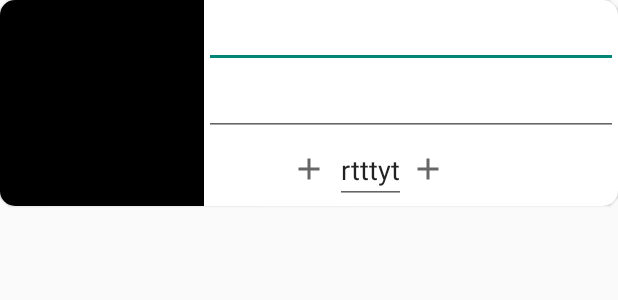
After one commit to umangsh28/WonderPizza, an Android app: the layout item_design.xml on its own in the app's theme, with its tools: preview values and no code run, on a phone screen of 412 x 824 dp. The commit adds this screen. Shown: the top 300 px of the screen. Run offline under Robolectric (Android 15) with nearby library versions, the phone set to English and light mode, and no system bars.

Commit message:
add dependencies & basic layout

```diff
--- a/app/src/main/java/com/example/wonderpizza/MainActivity.kt
+++ b/app/src/main/java/com/example/wonderpizza/MainActivity.kt
@@ -7,5 +7,6 @@ class MainActivity : AppCompatActivity() {
     override fun onCreate(savedInstanceState: Bundle?) {
         super.onCreate(savedInstanceState)
         setContentView(R.layout.activity_main)
+
     }
 }
--- /dev/null
+++ b/app/src/main/res/drawable/ic_baseline_add_24.xml
@@ -0,0 +1,10 @@
+<vector xmlns:android="http://schemas.android.com/apk/res/android"
+    android:width="24dp"
+    android:height="24dp"
+    android:viewportWidth="24"
+    android:viewportHeight="24"
+    android:tint="?attr/colorControlNormal">
+  <path
+      android:fillColor="@android:color/white"
+      android:pathData="M19,13h-6v6h-2v-6H5v-2h6V5h2v6h6v2z"/>
+</vector>
--- /dev/null
+++ b/app/src/main/res/layout/item_design.xml
@@ -0,0 +1,70 @@
+<?xml version="1.0" encoding="utf-8"?>
+<LinearLayout xmlns:android="http://schemas.android.com/apk/res/android"
+    xmlns:app="http://schemas.android.com/apk/res-auto"
+    android:layout_width="match_parent"
+    android:layout_height="match_parent"
+    android:orientation="horizontal">
+
+    <com.google.android.material.circularreveal.cardview.CircularRevealCardView
+        android:layout_width="match_parent"
+        android:layout_height="wrap_content"
+        app:cardCornerRadius="10dp">
+
+        <RelativeLayout
+            android:layout_width="match_parent"
+            android:layout_height="wrap_content"
+            android:orientation="horizontal">
+
+            <com.google.android.material.imageview.ShapeableImageView
+                android:layout_width="136dp"
+                android:layout_height="137dp"
+                android:id="@+id/PImg"
+                android:background="@color/black" />
+
+            <com.google.android.material.textfield.MaterialAutoCompleteTextView
+                android:layout_width="match_parent"
+                android:layout_height="wrap_content"
+                android:id="@+id/Pname"
+                android:layout_toEndOf="@+id/PImg"
+                />
+            <com.google.android.material.textfield.MaterialAutoCompleteTextView
+                android:layout_width="match_parent"
+                android:layout_height="wrap_content"
+                android:id="@+id/Pdes"
+                android:layout_below="@id/Pname"
+                android:layout_toEndOf="@+id/PImg"
+                />
+            <androidx.appcompat.widget.AppCompatImageButton
+                android:layout_width="wrap_content"
+                android:layout_height="wrap_content"
+                android:layout_below="@id/Pdes"
+                android:id="@+id/Padd"
+                android:layout_marginTop="10dp"
+                android:layout_marginEnd="5dp"
+                android:layout_centerHorizontal="true"
+                android:background="@drawable/ic_baseline_add_24"
+                />
+            <androidx.appcompat.widget.AppCompatImageButton
+                android:layout_width="wrap_content"
+                android:layout_height="wrap_content"
+                android:layout_below="@id/Pdes"
+                android:layout_toEndOf="@id/Padd"
+                android:layout_marginTop="10dp"
+                android:layout_marginStart="50dp"
+                android:id="@+id/Pmin"
+                android:layout_marginEnd="5dp"
+                android:layout_centerHorizontal="true"
+                android:background="@drawable/ic_baseline_add_24"
+                />
+            <com.google.android.material.textfield.MaterialAutoCompleteTextView
+                android:layout_width="wrap_content"
+                android:layout_height="wrap_content"
+                android:text="rtttyt"
+                android:id="@+id/Pcount"
+                android:layout_toEndOf="@id/Padd"
+                android:layout_below="@id/Pdes"
+                />
+        </RelativeLayout>
+    </com.google.android.material.circularreveal.cardview.CircularRevealCardView>
+
+</LinearLayout>
--- a/app/src/main/res/values/themes.xml
+++ b/app/src/main/res/values/themes.xml
@@ -1,6 +1,6 @@
 <resources xmlns:tools="http://schemas.android.com/tools">
     <!-- Base application theme. -->
-    <style name="Theme.WonderPizza" parent="Theme.MaterialComponents.DayNight.DarkActionBar">
+    <style name="Theme.WonderPizza" parent="Theme.MaterialComponents.Light.Bridge">
         <!-- Primary brand color. -->
         <item name="colorPrimary">@color/purple_500</item>
         <item name="colorPrimaryVariant">@color/purple_700</item>
```
Also changed, not shown: app/build.gradle (+10 -0 lines), app/src/main/res/layout/activity_main.xml (+49 -10 lines), app/src/main/res/drawable/foodimage.jpg (added), app/src/main/res/drawable/foodline.gif (added).
